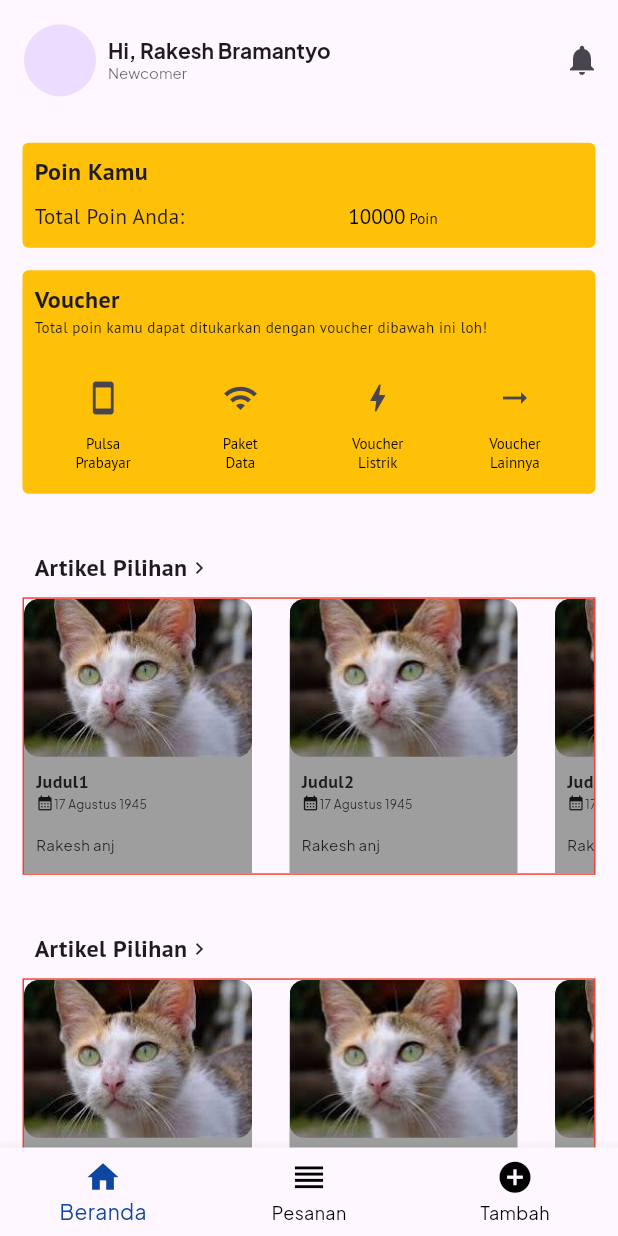
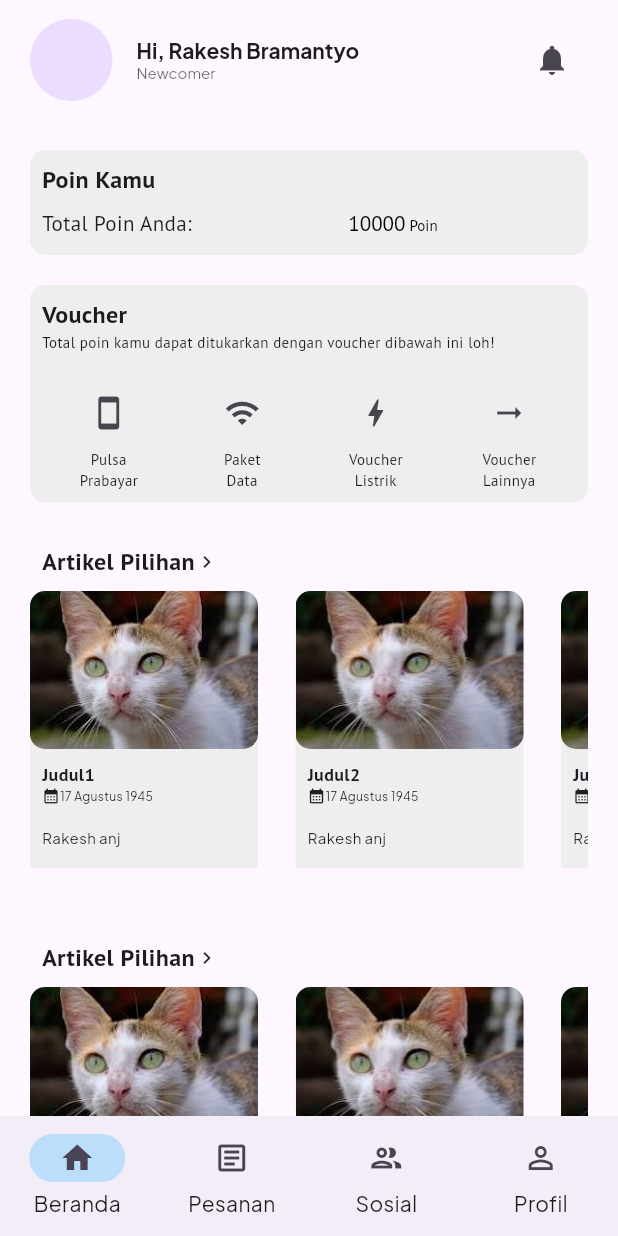
Before and after one commit to AnandaReva/Tra-Tour, a Flutter app: the screen it shows after launch, on a phone screen of 412 x 824 dp. Run offline on Flutter 3.47's test engine with Material 3 defaults, Android fonts, the phone set to English and light mode, and no system bars.

Commit message:
Fix Homepage Layout

```diff
--- a/lib/main.dart
+++ b/lib/main.dart
@@ -1,5 +1,5 @@
 import 'package:flutter/material.dart';
-import 'package:tratour_application/pages/home.dart';
+import 'package:tratour_application/pages/homepage.dart';
 
 void main() {
   runApp(const MyApp());
@@ -8,12 +8,95 @@ void main() {
 class MyApp extends StatelessWidget {
   const MyApp({super.key});
 
+  // This widget is the root of your application.
   @override
   Widget build(BuildContext context) {
     return MaterialApp(
+      debugShowCheckedModeBanner: false,
       title: 'TraTour Application',
       theme: ThemeData(fontFamily: 'PlusJakartaSans'),
-      home: Home(),
+      home: const MyHomePage(),
     );
   }
 }
+
+class MyHomePage extends StatefulWidget {
+  const MyHomePage({super.key});
+
+  @override
+  State<MyHomePage> createState() => _MyHomePageState();
+}
+
+class _MyHomePageState extends State<MyHomePage> {
+  int index = 0;
+
+  final screens = [
+    HomePage(),
+    const Center(
+      child: Text(
+        'Pesanan',
+        style: TextStyle(fontSize: 72),
+      ),
+    ),
+    const Center(
+      child: Text(
+        'Sosial',
+        style: TextStyle(fontSize: 72),
+      ),
+    ),
+    const Center(
+      child: Text(
+        'Profil',
+        style: TextStyle(fontSize: 72),
+      ),
+    ),
+  ];
+
+  @override
+  Widget build(BuildContext context) {
+    return Scaffold(
+      body: screens[index],
+      bottomNavigationBar: NavigationBarTheme(
+        data: NavigationBarThemeData(
+            indicatorColor: Colors.blue.shade100,
+            labelTextStyle: MaterialStateProperty.all(
+              const TextStyle(
+                fontSize: 14,
+                fontWeight: FontWeight.w500,
+              ),
+            )),
+        child: NavigationBar(
+          // height: 90,
+          labelBehavior: NavigationDestinationLabelBehavior.alwaysShow,
+          // animationDuration: Duration(seconds: 1),
+          selectedIndex: index,
+          onDestinationSelected: (index) => setState(() {
+            this.index = index;
+          }),
+          destinations: const [
+            NavigationDestination(
+              icon: Icon(Icons.home_outlined),
+              selectedIcon: Icon(Icons.home),
+              label: "Beranda",
+            ),
+            NavigationDestination(
+              icon: Icon(Icons.article_outlined),
+              selectedIcon: Icon(Icons.article),
+              label: "Pesanan",
+            ),
+            NavigationDestination(
+              icon: Icon(Icons.group_outlined),
+              selectedIcon: Icon(Icons.group),
+              label: "Sosial",
+            ),
+            NavigationDestination(
+              icon: Icon(Icons.person_outline),
+              selectedIcon: Icon(Icons.person),
+              label: "Profil",
+            ),
+          ],
+        ),
+      ),
+    );
+  }
+}
--- a/lib/pages/home.dart
+++ b/lib/pages/homepage.dart
@@ -1,21 +1,8 @@
 import 'package:flutter/material.dart';
-import 'package:flutter/widgets.dart';
 import 'package:tratour_application/model/articles_model.dart';
 
-class Home extends StatefulWidget {
-  Home({super.key});
-
-  @override
-  State<Home> createState() => _HomeState();
-}
-
-class _HomeState extends State<Home> {
-  int _selectedIndex = 0;
-  void _onItemTapped(int index) {
-    setState(() {
-      _selectedIndex = index;
-    });
-  }
+class HomePage extends StatelessWidget {
+  HomePage({super.key});
 
   List<ArticlesModel> articles = [];
 
@@ -43,64 +30,17 @@ class _HomeState extends State<Home> {
           _artikelPilihan(),
         ],
       ),
-      bottomNavigationBar: _bottomNavigationBar(),
-    );
-  }
-
-  BottomNavigationBar _bottomNavigationBar() {
-    return BottomNavigationBar(
-      items: const <BottomNavigationBarItem>[
-        BottomNavigationBarItem(
-          icon: Icon(
-            Icons.home,
-            size: 25,
-          ),
-          label: 'Beranda',
-        ),
-        BottomNavigationBarItem(
-          icon: Icon(
-            Icons.reorder,
-            size: 25,
-          ),
-          label: 'Pesanan',
-        ),
-        BottomNavigationBarItem(
-          icon: Icon(
-            Icons.add_circle,
-            size: 25,
-          ),
-          label: 'Tambah',
-        ),
-        // BottomNavigationBarItem(
-        //   icon: Icon(
-        //     Icons.groups,
-        //     size: 25,
-        //   ),
-        //   label: 'Social',
-        // ),
-        // BottomNavigationBarItem(
-        //   icon: Icon(
-        //     Icons.person,
-        //     size: 25,
-        //   ),
-        //   label: 'Profil',
-        // ),
-      ],
-      currentIndex: _selectedIndex,
-      selectedItemColor: Colors.blue.shade900,
-      unselectedItemColor: Colors.black,
-      onTap: _onItemTapped,
     );
   }
 
   Padding _artikelPilihan() {
     return Padding(
-      padding: const EdgeInsets.all(15.0),
+      padding: const EdgeInsets.all(20.0),
       child: Column(
         crossAxisAlignment: CrossAxisAlignment.start,
         children: [
-          Padding(
-            padding: const EdgeInsets.all(8.0),
+          const Padding(
+            padding: EdgeInsets.all(8.0),
             child: Row(
               children: [
                 Text(
@@ -120,17 +60,14 @@ class _HomeState extends State<Home> {
           ),
           Container(
             height: 185,
-            decoration: BoxDecoration(
-              border: Border.all(color: Colors.red),
-            ),
             child: ListView.separated(
               scrollDirection: Axis.horizontal,
               itemBuilder: (context, index) {
                 return Container(
                   width: 152,
                   decoration: BoxDecoration(
-                    color: Colors.grey,
-                    borderRadius: BorderRadius.only(
+                    color: Colors.grey.shade200,
+                    borderRadius: const BorderRadius.only(
                       topLeft: Radius.circular(15),
                       topRight: Radius.circular(15),
                     ),
@@ -138,7 +75,7 @@ class _HomeState extends State<Home> {
                   child: Column(
                     children: [
                       ClipRRect(
-                        borderRadius: BorderRadius.all(
+                        borderRadius: const BorderRadius.all(
                           Radius.circular(10),
                         ),
                         child: Image.asset(
@@ -152,7 +89,7 @@ class _HomeState extends State<Home> {
                           children: [
                             Text(
                               articles[index].title,
-                              style: TextStyle(
+                              style: const TextStyle(
                                 fontWeight: FontWeight.bold,
                                 fontSize: 12,
                                 fontFamily: 'PTSans',
@@ -160,22 +97,22 @@ class _HomeState extends State<Home> {
                             ),
                             Row(
                               children: [
-                                Icon(
+                                const Icon(
                                   Icons.calendar_month,
                                   size: 12,
                                 ),
                                 Text(
                                   articles[index].date,
-                                  style: TextStyle(fontSize: 8),
+                                  style: const TextStyle(fontSize: 8),
                                 ),
                               ],
                             ),
-                            SizedBox(
+                            const SizedBox(
                               height: 15,
                             ),
                             Text(
                               articles[index].description,
-                              style: TextStyle(
+                              style: const TextStyle(
                                 fontSize: 10,
                               ),
                             ),
@@ -197,15 +134,20 @@ class _HomeState extends State<Home> {
 
   Padding _voucherSection() {
     return Padding(
-      padding: const EdgeInsets.only(left: 15, right: 15, bottom: 15),
+      padding: const EdgeInsets.symmetric(horizontal: 20),
       child: Container(
         width: 320,
-        height: 149,
+        decoration: BoxDecoration(
+          color: Colors.grey.shade200,
+          borderRadius: const BorderRadius.all(
+            Radius.circular(10),
+          ),
+        ),
         child: Column(
           crossAxisAlignment: CrossAxisAlignment.start,
           children: [
-            Padding(
-              padding: const EdgeInsets.all(8.0),
+            const Padding(
+              padding: EdgeInsets.all(8.0),
               child: Column(
                 crossAxisAlignment: CrossAxisAlignment.start,
                 children: [
@@ -237,25 +179,12 @@ class _HomeState extends State<Home> {
                     children: [
                       IconButton(
                         onPressed: () {},
-                        icon: Icon(Icons.smartphone),
+                        icon: const Icon(Icons.smartphone),
                       ),
-                      RichText(
+                      const Text(
+                        "Pulsa\nPrabayar",
                         textAlign: TextAlign.center,
-                        text: TextSpan(
-                          style: TextStyle(
-                            color: Colors.black,
-                            fontSize: 10.0,
-                            fontFamily: 'PTSans',
-                          ),
-                          children: <TextSpan>[
-                            TextSpan(
-                              text: 'Pulsa \n',
-                            ),
-                            TextSpan(
-                              text: 'Prabayar',
-                            ),
-                          ],
-                        ),
+                        style: TextStyle(fontSize: 10, fontFamily: 'PTSans'),
                       ),
                     ],
                   ),
@@ -265,23 +194,10 @@ class _HomeState extends State<Home> {
                         onPressed: () {},
                         icon: Icon(Icons.wifi),
                       ),
-                      RichText(
+                      const Text(
+                        "Paket\nData",
                         textAlign: TextAlign.center,
-                        text: TextSpan(
-                          style: TextStyle(
-                            color: Colors.black,
-                            fontSize: 10.0,
-                            fontFamily: 'PTSans',
-                          ),
-                          children: <TextSpan>[
-                            TextSpan(
-                              text: 'Paket\n',
-                            ),
-                            TextSpan(
-                              text: 'Data',
-                            ),
-                          ],
-                        ),
+                        style: TextStyle(fontSize: 10, fontFamily: 'PTSans'),
                       ),
                     ],
                   ),
@@ -291,23 +207,10 @@ class _HomeState extends State<Home> {
                         onPressed: () {},
                         icon: Icon(Icons.bolt),
                       ),
-                      RichText(
+                      const Text(
+                        "Voucher\nListrik",
                         textAlign: TextAlign.center,
-                        text: TextSpan(
-                          style: TextStyle(
-                            color: Colors.black,
-                            fontSize: 10.0,
-                            fontFamily: 'PTSans',
-                          ),
-                          children: <TextSpan>[
-                            TextSpan(
-                              text: 'Voucher \n',
-                            ),
-                            TextSpan(
-                              text: 'Listrik',
-                            ),
-                          ],
-                        ),
+                        style: TextStyle(fontSize: 10, fontFamily: 'PTSans'),
                       ),
                     ],
                   ),
@@ -315,25 +218,12 @@ class _HomeState extends State<Home> {
                     children: [
                       IconButton(
                         onPressed: () {},
-                        icon: Icon(Icons.arrow_right_alt),
+                        icon: const Icon(Icons.arrow_right_alt),
                       ),
-                      RichText(
+                      const Text(
+                        "Voucher\nLainnya",
                         textAlign: TextAlign.center,
-                        text: TextSpan(
-                          style: TextStyle(
-                            color: Colors.black,
-                            fontSize: 10.0,
-                            fontFamily: 'PTSans',
-                          ),
-                          children: <TextSpan>[
-                            TextSpan(
-                              text: 'Voucher \n',
-                            ),
-                            TextSpan(
-                              text: 'Lainnya',
-                            ),
-                          ],
-                        ),
+                        style: TextStyle(fontSize: 10, fontFamily: 'PTSans'),
                       ),
                     ],
                   ),
@@ -342,26 +232,23 @@ class _HomeState extends State<Home> {
             ),
           ],
         ),
-        decoration: BoxDecoration(
-            color: Colors.amber,
-            borderRadius: BorderRadius.all(Radius.circular(4))),
       ),
     );
   }
 
   Padding _poinSection() {
     return Padding(
-      padding: const EdgeInsets.all(15.0),
+      padding: const EdgeInsets.all(20),
       child: Container(
         width: 320,
         height: 70,
-        decoration: const BoxDecoration(
-            color: Colors.amber,
-            borderRadius: BorderRadius.all(Radius.circular(4))),
+        decoration: BoxDecoration(
+            color: Colors.grey.shade200,
+            borderRadius: BorderRadius.all(Radius.circular(10))),
         child: Column(
           crossAxisAlignment: CrossAxisAlignment.start,
           children: [
-            Padding(
+            const Padding(
               padding: EdgeInsets.all(8.0),
               child: Text(
                 'Poin Kamu',
@@ -374,7 +261,7 @@ class _HomeState extends State<Home> {
             ),
             Row(
               children: [
-                Padding(
+                const Padding(
                   padding: const EdgeInsets.only(left: 8.0),
                   child: Text(
                     'Total Poin Anda: ',
@@ -387,9 +274,9 @@ class _HomeState extends State<Home> {
                 Expanded(
                   child: Center(
                     child: RichText(
-                      text: TextSpan(
+                      text: const TextSpan(
                         style: TextStyle(color: Colors.black),
-                        children: const <TextSpan>[
+                        children: <TextSpan>[
                           TextSpan(
                             text: '10000',
                             style: TextStyle(
@@ -423,38 +310,35 @@ class _HomeState extends State<Home> {
 
   AppBar appBar() {
     return AppBar(
-      title: const Padding(
-        padding: EdgeInsets.only(top: 15, bottom: 15),
-        child: Row(
-          children: [
-            Padding(
-              padding: EdgeInsets.only(right: 8.0),
+      toolbarHeight: 80,
+      leadingWidth: 75,
+      leading: const Padding(
+        padding: EdgeInsets.only(left: 20),
         child: CircleAvatar(
-                radius: 24,
+          radius: 24, // Atur radius sesuai keinginan Anda
         ),
       ),
-            Column(
+      title: const Column(
         crossAxisAlignment: CrossAxisAlignment.start,
         children: [
           Text('Hi, Rakesh Bramantyo',
+              style: TextStyle(fontSize: 14, fontWeight: FontWeight.bold)),
+          Text('Newcomer',
               style:
-                        TextStyle(fontSize: 14.0, fontWeight: FontWeight.bold)),
-                Text('Newcomer',
-                    style: TextStyle(
-                        fontSize: 10.0, color: Color.fromRGBO(0, 0, 0, 0.6))),
+                  TextStyle(fontSize: 10, color: Color.fromRGBO(0, 0, 0, 0.6))),
         ],
       ),
-          ],
-        ),
-      ),
-      toolbarHeight: 80.2,
-      actions: <Widget>[
-        IconButton(
+      actions: [
+        Padding(
+          padding: const EdgeInsets.only(right: 20),
+          child: IconButton(
             onPressed: () {},
             icon: const Icon(
               Icons.notifications,
               size: 24,
-            )),
+            ),
+          ),
+        ),
       ],
     );
   }
--- a/lib/pages/pesanan.dart
+++ b/lib/pages/pesanan.dart
@@ -0,0 +1,14 @@
+import 'package:flutter/material.dart';
+
+class PesananPage extends StatelessWidget {
+  const PesananPage({super.key});
+
+  @override
+  Widget build(BuildContext context) {
+    return Scaffold(
+      body: Center(
+        child: Text('Ini halaman pesanan'),
+      ),
+    );
+  }
+}
```
Lines whose indentation alone changed are shown as unchanged.
